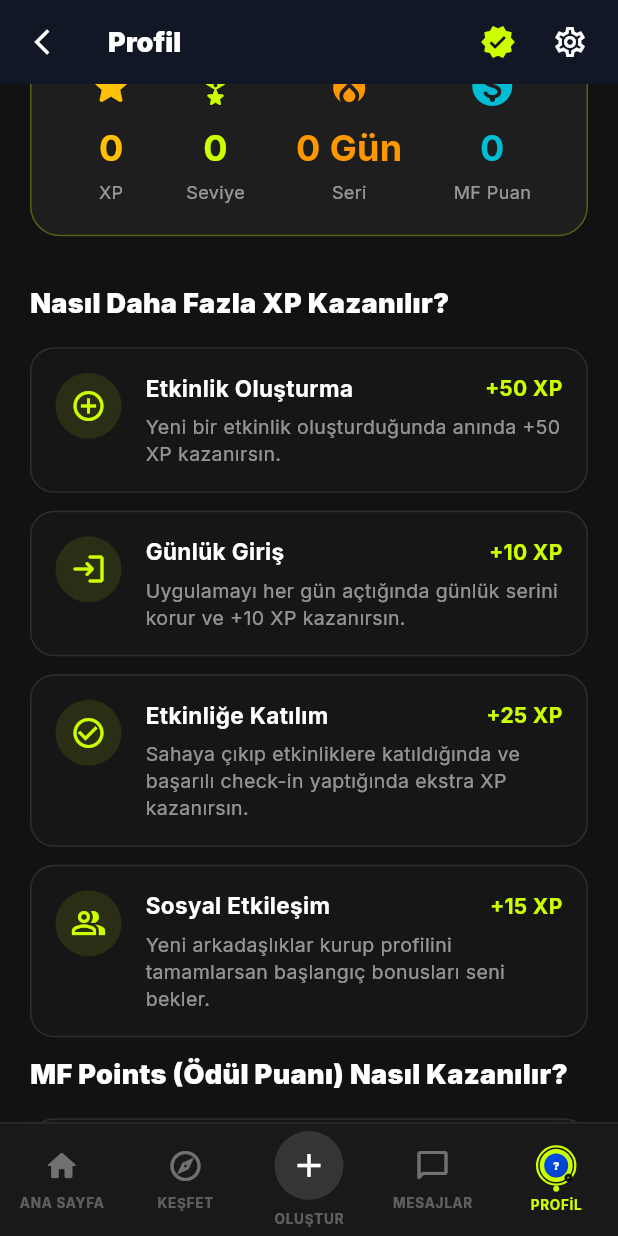
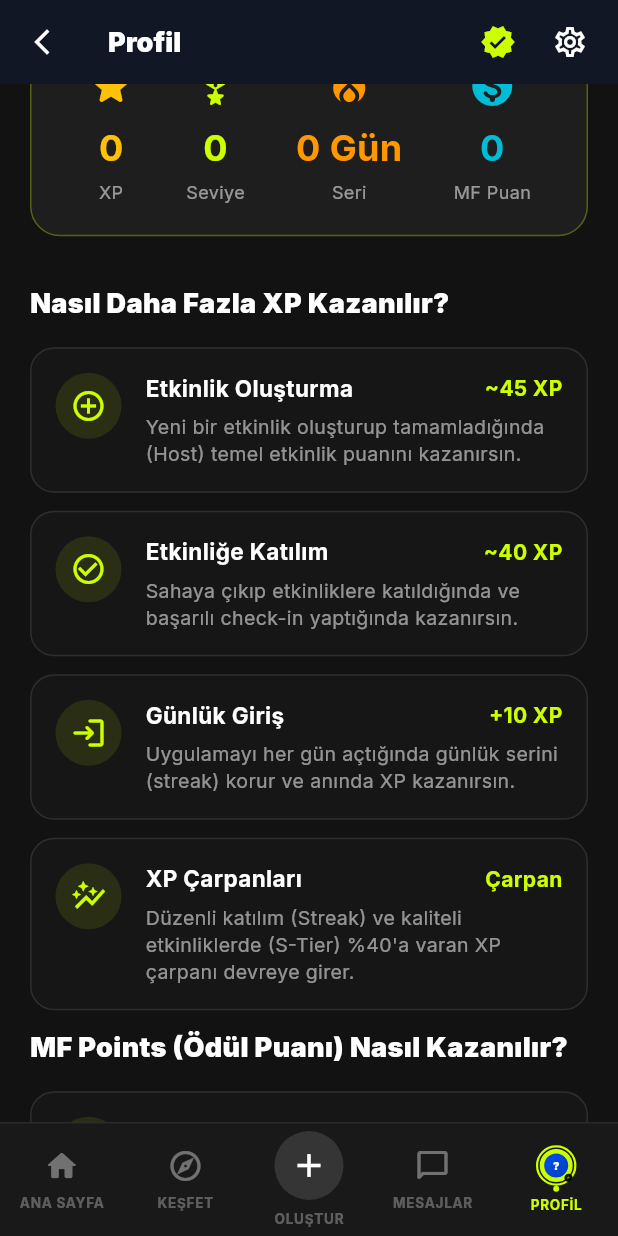
Before and after one commit to ersenbarlasai/MatchFit, a Flutter app: the ProfileScreen screen opened by its route, scrolled down 471 dp, on a phone screen of 412 x 824 dp. Run offline on Flutter 3.47's test engine with Material 3 defaults, Android fonts, the phone set to English and light mode, and no system bars; our stand-ins replace emoji_picker_flutter, flutter_local_notifications, flutter_map, flutter_riverpod, flutter_slidable, geocoding and 8 more; accounts and stored records are empty; network calls fail.

Commit message:
MatcHit gamefiction evreni profil sayfasına sekme olarak eklendi

```diff
--- a/lib/core/router.dart
+++ b/lib/core/router.dart
@@ -22,6 +22,7 @@ import '../features/profile/screens/connections_screen.dart';
 import '../features/events/screens/user_events_screen.dart';
 import '../features/ranking_engine/screens/leaderboard_screen.dart';
 import '../features/coach_engine/screens/become_coach_screen.dart';
+import '../features/profile/screens/gamification_info_screen.dart';
 import '../features/explore/screens/user_search_screen.dart';
 import '../features/coach_engine/screens/coach_onboarding_info_screen.dart';
 import '../features/coach_engine/screens/coach_management_screen.dart';
@@ -77,6 +78,12 @@ final GoRouter appRouter = GoRouter(
         GoRoute(
           path: '/profile',
           builder: (context, state) => const ProfileScreen(),
+          routes: [
+            GoRoute(
+              path: 'gamification-info',
+              builder: (context, state) => const GamificationInfoScreen(),
+            ),
+          ],
         ),
         GoRoute(
           path: '/leaderboard',
--- a/lib/features/profile/screens/profile_screen.dart
+++ b/lib/features/profile/screens/profile_screen.dart
@@ -13,6 +13,7 @@ import '../../events/repositories/event_repository.dart';
 import '../../xp_engine/providers/xp_engine_provider.dart';
 import '../../economy_engine/providers/economy_engine_provider.dart';
 import '../../coach_engine/providers/coach_provider.dart';
+import 'gamification_info_screen.dart';
 
 // ── Providers ──────────────────────────────────────────────────────
 
@@ -172,7 +173,7 @@ class _ProfileScreenState extends ConsumerState<ProfileScreen>
   @override
   void initState() {
     super.initState();
-    _tabController = TabController(length: 5, vsync: this);
+    _tabController = TabController(length: 6, vsync: this);
   }
 
   @override
@@ -896,6 +897,7 @@ class _ProfileScreenState extends ConsumerState<ProfileScreen>
                   tabs: const [
                     Tab(text: 'XP & Puan'),
                     Tab(text: 'Güven & Rozetler'),
+                    Tab(text: 'MatchFit Evreni'),
                     Tab(text: 'İlgi Alanları'),
                     Tab(text: 'Arkadaşlar'),
                     Tab(text: 'Paylaşımlarım'),
@@ -912,6 +914,7 @@ class _ProfileScreenState extends ConsumerState<ProfileScreen>
         children: [
           _XPTab(userId: widget.userId),
           _TrustBadgesTab(userId: widget.userId),
+          const GamificationRulesContent(),
           _InterestsTab(userId: widget.userId, isMe: isMe),
           _FriendsTab(userId: widget.userId),
           _PostsGrid(userId: widget.userId),
@@ -2711,26 +2714,26 @@ class _XPTab extends ConsumerWidget {
               const _XPRuleItem(
                 icon: Icons.add_circle_outline,
                 title: 'Etkinlik Oluşturma',
-                description: 'Yeni bir etkinlik oluşturduğunda anında +50 XP kazanırsın.',
-                points: '+50 XP',
+                description: 'Yeni bir etkinlik oluşturup tamamladığında (Host) temel etkinlik puanını kazanırsın.',
+                points: '~45 XP',
+              ),
+              const _XPRuleItem(
+                icon: Icons.check_circle_outline,
+                title: 'Etkinliğe Katılım',
+                description: 'Sahaya çıkıp etkinliklere katıldığında ve başarılı check-in yaptığında kazanırsın.',
+                points: '~40 XP',
               ),
               const _XPRuleItem(
                 icon: Icons.login_rounded,
                 title: 'Günlük Giriş',
-                description: 'Uygulamayı her gün açtığında günlük serini korur ve +10 XP kazanırsın.',
+                description: 'Uygulamayı her gün açtığında günlük serini (streak) korur ve anında XP kazanırsın.',
                 points: '+10 XP',
               ),
               const _XPRuleItem(
-                icon: Icons.check_circle_outline,
-                title: 'Etkinliğe Katılım',
-                description: 'Sahaya çıkıp etkinliklere katıldığında ve başarılı check-in yaptığında ekstra XP kazanırsın.',
-                points: '+25 XP',
-              ),
-              const _XPRuleItem(
-                icon: Icons.people_alt_outlined,
-                title: 'Sosyal Etkileşim',
-                description: 'Yeni arkadaşlıklar kurup profilini tamamlarsan başlangıç bonusları seni bekler.',
-                points: '+15 XP',
+                icon: Icons.auto_graph,
+                title: 'XP Çarpanları',
+                description: "Düzenli katılım (Streak) ve kaliteli etkinliklerde (S-Tier) %40'a varan XP çarpanı devreye girer.",
+                points: 'Çarpan',
               ),
               const Text(
                 'MF Points (Ödül Puanı) Nasıl Kazanılır?',
@@ -2744,15 +2747,21 @@ class _XPTab extends ConsumerWidget {
 
               const _XPRuleItem(
                 icon: Icons.event_available,
-                title: 'Etkinlik Oluşturma',
-                description: 'Yeni bir etkinlik oluşturduğunda XP ile birlikte +25 MF Puan kazanırsın.',
-                points: '+25 MF',
+                title: 'Etkinlik Tamamlama',
+                description: 'Etkinliği oluşturup veya katılıp check-in aşamalarını tamamladığında MF Puan kazanırsın.',
+                points: '+10 MF',
               ),
               const _XPRuleItem(
                 icon: Icons.card_giftcard,
                 title: 'Günlük Giriş Ödülü',
-                description: 'Uygulamaya her gün düzenli girerek XP ve MF Puanları topla.',
+                description: 'Uygulamaya her gün düzenli girerek günlük giriş bonusundan MF Puanları topla.',
                 points: '+5 MF',
+              ),
+              const _XPRuleItem(
+                icon: Icons.shield_moon_outlined,
+                title: 'Ekonomi Koruması',
+                description: 'Günlük MF sınırına yaklaştığında enflasyon koruması (Economy Factor) devreye girerek oranları dengeler.',
+                points: 'Limit',
               ),
               const _XPRuleItem(
                 icon: Icons.shopping_cart_checkout,
@@ -2760,6 +2769,7 @@ class _XPTab extends ConsumerWidget {
                 description: 'Topladığın MF Puanlarını ödül mağazasında indirim kodları ve fırsatlar için kullanabilirsin.',
                 points: 'Mağaza',
               ),
+              const SizedBox(height: 40),
             ],
           ),
         );
```
Also changed, not shown: lib/features/profile/screens/gamification_info_screen.dart (added, +325 -0 lines).
